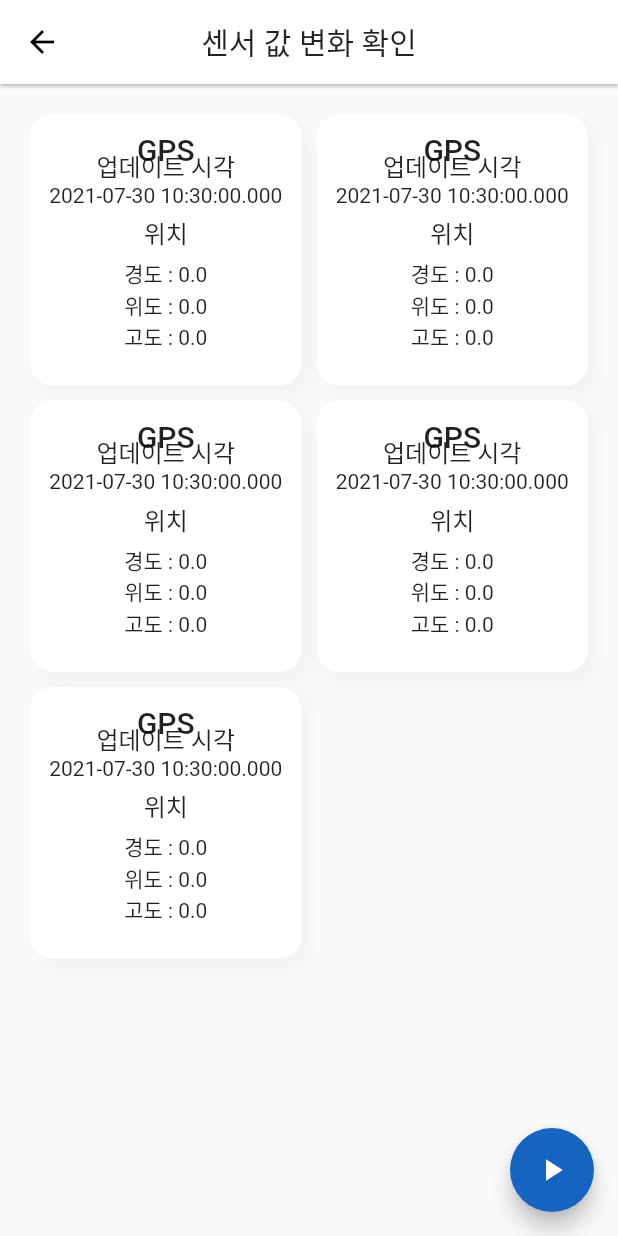
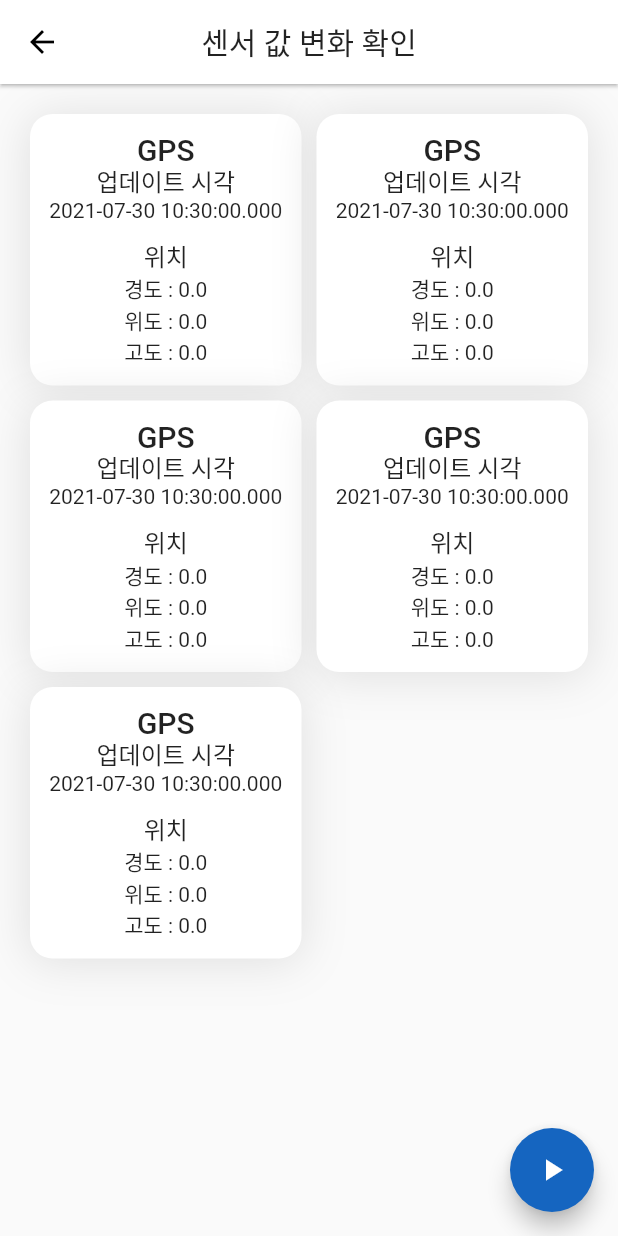
Before and after one commit to y35-n0/tutum-app, a Flutter app: the SensorView screen opened by its route, on a phone screen of 412 x 824 dp. Run offline on Flutter 3.47's test engine with Material 2 defaults, Android fonts, the phone set to English and light mode, and no system bars; our stand-ins replace flutter_secure_storage, geolocator, get, permission_handler; missing offline and left inert: system_settings; accounts and stored records are empty.

Commit message:
[ADD/MODIFIED] 상태 변경 화면 UI 추가, 기타 UI 수정

```diff
--- a/lib/app/constant/ui_constants.dart
+++ b/lib/app/constant/ui_constants.dart
@@ -1,10 +1,20 @@
+
 import 'package:flutter/cupertino.dart';
+import 'package:flutter/material.dart';
+import 'custom_theme_data.dart';
 
 class UiConstants {
   static const PADDING = 20.0;
+  static final BORDER_RADIUS = BorderRadius.circular(15);
   static final BOX_SHADOW = BoxShadow(
-    offset: Offset(5, 5),
-    blurRadius: 10,
-    color: Color(0xFFE9E9E9).withOpacity(0.56),
+    color: primaryColorDark,
+    blurRadius: 25,
+    spreadRadius: 1,
+    offset: Offset(0, 2),
+  );
+  static final CONTAINER_DECORATION = BoxDecoration(
+      color: primaryColorLight,
+      borderRadius: UiConstants.BORDER_RADIUS,
+      boxShadow: [UiConstants.BOX_SHADOW],
   );
 }
--- a/lib/app/modules/sensor/views/base_sensor_tile.dart
+++ b/lib/app/modules/sensor/views/base_sensor_tile.dart
@@ -16,18 +16,18 @@ class BaseSensorTile extends StatelessWidget {
       header: GridTileBar(
         title: Text(header,
             style: Theme.of(context).textTheme.headline6,
-            textAlign: TextAlign.center),
+            textAlign: TextAlign.center
+        ),
       ),
       child: Container(
-        decoration: BoxDecoration(
-          color: Colors.white,
-          borderRadius: BorderRadius.circular(15),
-          boxShadow: [UiConstants.BOX_SHADOW],
-        ),
+        padding: EdgeInsets.only(top: UiConstants.PADDING),
+        decoration: UiConstants.CONTAINER_DECORATION,
         child: Column(
           mainAxisSize: MainAxisSize.min,
           mainAxisAlignment: MainAxisAlignment.center,
-          children: children,
+          children:
+          [
+            ...children],
         ),
       ),
     );
--- a/lib/app/modules/sensor/views/gps_tile.dart
+++ b/lib/app/modules/sensor/views/gps_tile.dart
@@ -1,5 +1,6 @@
 import 'package:flutter/material.dart';
 import 'package:get/get.dart';
+import 'package:intl/intl.dart';
 import 'package:tutum_app/app/constant/ui_constants.dart';
 import 'package:tutum_app/app/modules/sensor/views/base_sensor_tile.dart';
 import 'package:tutum_app/services/sensor/gps_service.dart';
@@ -12,14 +13,12 @@ class GpsTile extends StatelessWidget {
       header: 'GPS',
       children: <Widget>[
         Text('업데이트 시각', style: Theme.of(context).textTheme.subtitle1),
-        Obx(() => Text('${GpsService.to.timestamp}')),
+        Obx(() => Text(
+            '${DateFormat('yyyy-MM-dd hh:mm:ss.SSS').format(GpsService.to.timestamp)}')),
         SizedBox(
-          height: UiConstants.PADDING / 4,
+          height: UiConstants.PADDING / 2,
         ),
         Text('위치', style: Theme.of(context).textTheme.subtitle1),
-        SizedBox(
-          height: UiConstants.PADDING / 4,
-        ),
         Obx(() => Text('경도 : ${GpsService.to.latitude}')),
         Obx(() => Text('위도 : ${GpsService.to.longitude}')),
         Obx(() => Text('고도 : ${GpsService.to.altitude}')),
--- a/lib/app/modules/sensor/views/sensor_view.dart
+++ b/lib/app/modules/sensor/views/sensor_view.dart
@@ -20,10 +20,10 @@ class SensorView extends StatelessWidget {
 
   /// 각 센서 값을 Grid 화면에서 표시
   Widget _buildBody() {
-    return Padding(
+    return Container(
       padding: const EdgeInsets.all(UiConstants.PADDING),
-      child: Container(
       child: GridView(
+        clipBehavior: Clip.none,
         gridDelegate: SliverGridDelegateWithFixedCrossAxisCount(
           crossAxisCount: 2,
           mainAxisSpacing: UiConstants.PADDING / 2,
@@ -37,7 +37,6 @@ class SensorView extends StatelessWidget {
           GpsTile(),
           GpsTile(),
         ],
-        ),
       ),
     );
   }
--- a/lib/app/routes/app_routes.dart
+++ b/lib/app/routes/app_routes.dart
@@ -8,6 +8,7 @@ abstract class Routes {
   static const SENSOR = _Paths.TEST + _Paths.SENSOR;
   static const LOGIN = _Paths.TEST + _Paths.LOGIN;
   static const BLUETOOTH = _Paths.TEST +_Paths.BLUETOOTH;
+  static const WORK_SETTING = _Paths.TEST + _Paths.WORK_SETTING;
 }
 
 abstract class _Paths {
@@ -16,13 +17,15 @@ abstract class _Paths {
   static const LOGIN = '/login';
   static const SENSOR = '/sensor';
   static const BLUETOOTH = '/bluetooth';
+  static const WORK_SETTING = '/work_setting';
 
 }
 
 /// 개발용 화면 전환
 List<String> developPages = [
   Routes.LOGIN,
+  Routes.HOME,
+  Routes.WORK_SETTING,
   Routes.SENSOR,
   Routes.BLUETOOTH,
-  Routes.HOME,
 ];
```
Also changed, not shown: lib/app/api/gps_api.dart (added, +49 -0 lines), lib/app/api/permission_middleware.dart (added, +44 -0 lines), lib/app/constant/custom_theme_data.dart (+6 -3 lines), lib/app/modules/home/views/home_view.dart (+15 -16 lines), lib/app/modules/home/views/state_tile.dart (+25 -16 lines), lib/app/modules/work_setting/views/work_setting_view.dart (added, +75 -0 lines), lib/app/routes/app_pages.dart (+6 -1 lines), 1 other file. Lines whose indentation alone changed are shown as unchanged.
